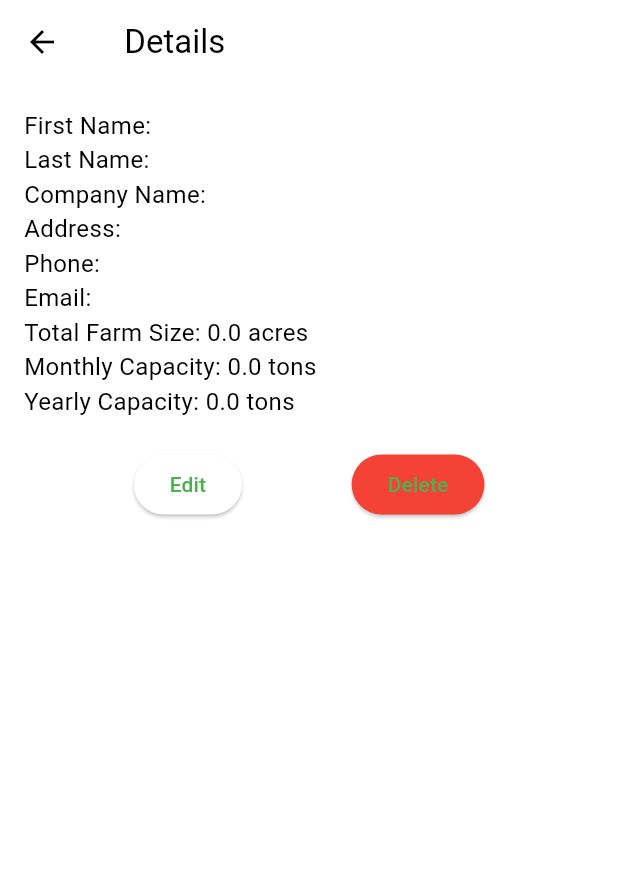
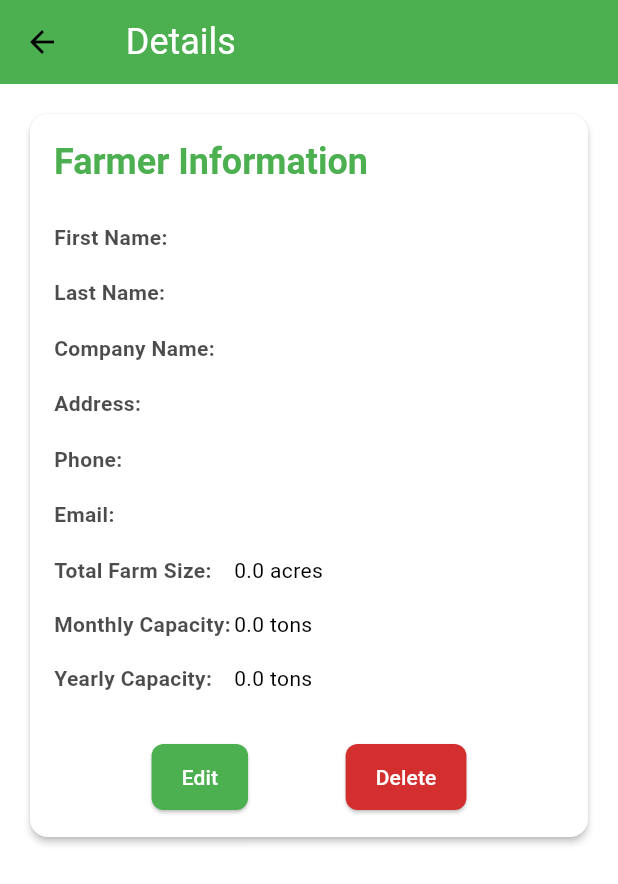
Before and after one commit to guptaed/gemini001, a Flutter app: the FarmerDetailsScreen screen opened directly with empty values, on a phone screen of 412 x 824 dp. Shown: the top 884 px of the screen. Run offline on Flutter 3.47's test engine with Material 3 defaults, Android fonts, the phone set to English and light mode, and no system bars; our stand-ins replace cloud_firestore, firebase_auth, firebase_core; accounts and stored records are empty; statements that could not run were skipped.

Commit message:
Improved GUI of the farmers details screen.

```diff
--- a/lib/screens/farmer_details_screen.dart
+++ b/lib/screens/farmer_details_screen.dart
@@ -8,30 +8,55 @@ import 'package:gemini001/screens/edit_farmer_screen.dart';
 class FarmerDetailsScreen extends StatelessWidget {
   final Farmer farmer;
 
-  FarmerDetailsScreen({super.key, required this.farmer});
+  const FarmerDetailsScreen({super.key, required this.farmer});
 
   @override
   Widget build(BuildContext context) {
+    final ThemeData theme = Theme.of(context);
+    final TextStyle headlineSmall = theme.textTheme.headlineSmall!;
+    final TextStyle bodyMedium = theme.textTheme.bodyMedium!;
+
     return Scaffold(
       appBar: AppBar(
-        title: Text('${farmer.firstName} ${farmer.lastName} Details'),
+        title: Text(
+          '${farmer.firstName} ${farmer.lastName} Details',
+          style: headlineSmall.copyWith(color: theme.colorScheme.onPrimary),
         ),
-      body: Padding(
+        backgroundColor: theme.colorScheme.primary,
+        elevation: 4,
+      ),
+      body: SingleChildScrollView(
+        padding: const EdgeInsets.all(16.0),
+        child: Card(
+          elevation: 2,
+          shape: RoundedRectangleBorder(borderRadius: BorderRadius.circular(12)),
+          child: Padding(
             padding: const EdgeInsets.all(16.0),
             child: Column(
               crossAxisAlignment: CrossAxisAlignment.start,
               children: [
-            Text('First Name: ${farmer.firstName}', style: const TextStyle(fontSize: 16)),
-            Text('Last Name: ${farmer.lastName}', style: const TextStyle(fontSize: 16)),
-            Text('Company Name: ${farmer.companyName}', style: const TextStyle(fontSize: 16)),
-            Text('Address: ${farmer.address}', style: const TextStyle(fontSize: 16)),
-            Text('Phone: ${farmer.phone}', style: const TextStyle(fontSize: 16)),
-            Text('Email: ${farmer.email}', style: const TextStyle(fontSize: 16)),
-            Text('Total Farm Size: ${farmer.totalFarmSize} acres', style: const TextStyle(fontSize: 16)),
-            Text('Monthly Capacity: ${farmer.sellingCapacityPerMonthTons} tons', style: const TextStyle(fontSize: 16)),
-            Text('Yearly Capacity: ${farmer.sellingCapacityPerYearTons} tons', style: const TextStyle(fontSize: 16)),
-            const SizedBox(height: 20),
-            Row(
+                Text(
+                  'Farmer Information',
+                  style: headlineSmall.copyWith(
+                    fontWeight: FontWeight.bold,
+                    color: theme.colorScheme.primary,
+                  ),
+                ),
+                const SizedBox(height: 16),
+                _buildDetailRow('First Name', farmer.firstName, bodyMedium, theme),
+                _buildDetailRow('Last Name', farmer.lastName, bodyMedium, theme),
+                _buildDetailRow('Company Name', farmer.companyName, bodyMedium, theme),
+                _buildDetailRow('Address', farmer.address, bodyMedium, theme),
+                _buildDetailRow('Phone', farmer.phone, bodyMedium, theme),
+                _buildDetailRow('Email', farmer.email, bodyMedium, theme),
+                _buildDetailRow('Total Farm Size', '${farmer.totalFarmSize} acres', bodyMedium, theme),
+                _buildDetailRow('Monthly Capacity', '${farmer.sellingCapacityPerMonthTons} tons', bodyMedium, theme),
+                _buildDetailRow('Yearly Capacity', '${farmer.sellingCapacityPerYearTons} tons', bodyMedium, theme),
+                const SizedBox(height: 24),
+                AnimatedOpacity(
+                  opacity: 1.0,
+                  duration: const Duration(milliseconds: 300),
+                  child: Row(
                     mainAxisAlignment: MainAxisAlignment.spaceEvenly,
                     children: [
                       ElevatedButton(
@@ -43,10 +68,15 @@ class FarmerDetailsScreen extends StatelessWidget {
                             ),
                           );
                           if (result == true) {
-                      Navigator.pop(context); // Return to details screen and refresh if needed
-                      // Note: Refreshing requires state management or callback from parent
+                            Navigator.pop(context);
                           }
                         },
+                        style: ElevatedButton.styleFrom(
+                          backgroundColor: theme.colorScheme.primary,
+                          foregroundColor: theme.colorScheme.onPrimary,
+                          padding: const EdgeInsets.symmetric(horizontal: 20, vertical: 12),
+                          shape: RoundedRectangleBorder(borderRadius: BorderRadius.circular(8)),
+                        ),
                         child: const Text('Edit'),
                       ),
                       ElevatedButton(
@@ -58,17 +88,49 @@ class FarmerDetailsScreen extends StatelessWidget {
                             ),
                           );
                           if (result == true) {
-                      Navigator.pop(context); // Return to list screen
+                            Navigator.pop(context);
                           }
                         },
-                  style: ElevatedButton.styleFrom(backgroundColor: Colors.red),
+                        style: ElevatedButton.styleFrom(
+                          backgroundColor: theme.colorScheme.error,
+                          foregroundColor: theme.colorScheme.onError,
+                          padding: const EdgeInsets.symmetric(horizontal: 20, vertical: 12),
+                          shape: RoundedRectangleBorder(borderRadius: BorderRadius.circular(8)),
+                        ),
                         child: const Text('Delete'),
                       ),
                     ],
                   ),
+                ),
               ],
+            ),
+          ),
         ),
       ),
     );
   }
+
+  Widget _buildDetailRow(String label, String value, TextStyle style, ThemeData theme) {
+    return Padding(
+      padding: const EdgeInsets.symmetric(vertical: 8.0),
+      child: Row(
+        crossAxisAlignment: CrossAxisAlignment.start,
+        children: [
+          SizedBox(
+            width: 120,
+            child: Text(
+              '$label:',
+              style: style.copyWith(fontWeight: FontWeight.bold, color: theme.colorScheme.onSurface.withOpacity(0.7)),
+            ),
+          ),
+          Expanded(
+            child: Text(
+              value,
+              style: style.copyWith(color: theme.colorScheme.onSurface),
+            ),
+          ),
+        ],
+      ),
+    );
   }
+}
```
Lines whose indentation alone changed are shown as unchanged.
